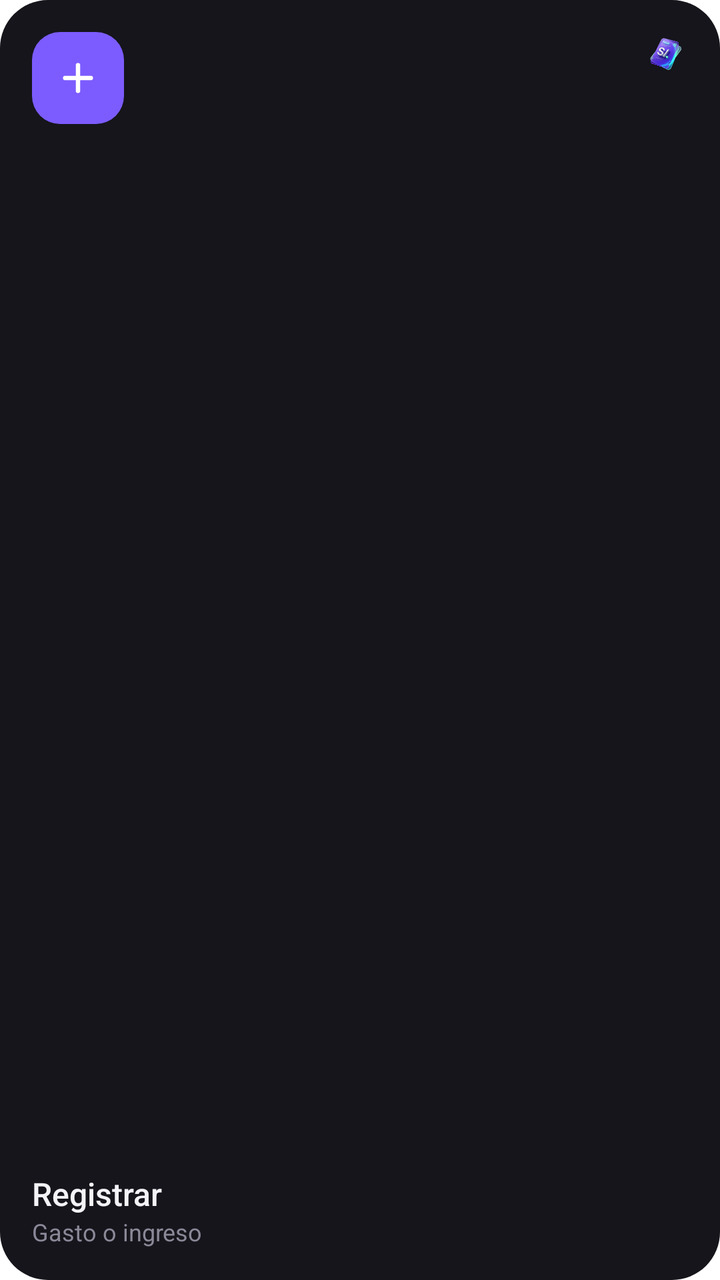
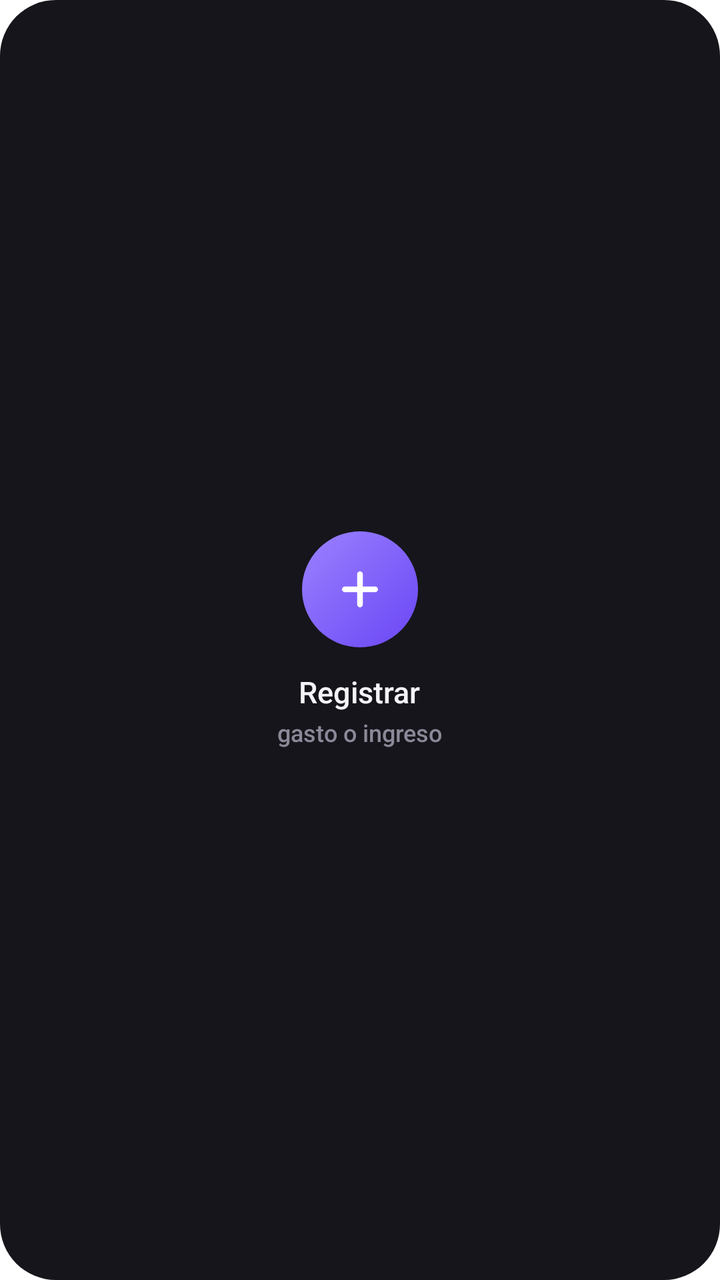

Screens rendered from an Android XML layout before and after an edit, with the pre-edit source and the edit as a unified diff.
<!-- AndroidManifest.xml: fallback theme Theme.MaterialComponents.DayNight.NoActionBar -->
<!-- res/layout/widget_quick_add_small.xml -->
<?xml version="1.0" encoding="utf-8"?>
<FrameLayout xmlns:android="http://schemas.android.com/apk/res/android"
    android:id="@+id/root"
    android:layout_width="match_parent"
    android:layout_height="match_parent"
    android:background="@drawable/widget_bg_card"
    android:padding="16dp">

    <ImageView
        android:layout_width="22dp"
        android:layout_height="22dp"
        android:layout_gravity="top|end"
        android:importantForAccessibility="no"
        android:src="@drawable/widget_logo" />

    <LinearLayout
        android:layout_width="match_parent"
        android:layout_height="match_parent"
        android:orientation="vertical">

        <FrameLayout
            android:layout_width="46dp"
            android:layout_height="46dp"
            android:background="@drawable/widget_bg_plus">

            <ImageView
                android:layout_width="22dp"
                android:layout_height="22dp"
                android:layout_gravity="center"
                android:importantForAccessibility="no"
                android:src="@drawable/widget_ic_plus" />
        </FrameLayout>

        <FrameLayout
            android:layout_width="match_parent"
            android:layout_height="0dp"
            android:layout_weight="1" />

        <TextView
            android:layout_width="wrap_content"
            android:layout_height="wrap_content"
            android:fontFamily="sans-serif-medium"
            android:text="Registrar"
            android:textColor="@color/widget_ink"
            android:textSize="16sp" />

        <TextView
            android:layout_width="wrap_content"
            android:layout_height="wrap_content"
            android:text="Gasto o ingreso"
            android:textColor="@color/widget_ink2"
            android:textSize="12sp" />
    </LinearLayout>
</FrameLayout>
<!-- resources referenced by this layout -->
<resources>
  <color name="widget_ink">#FFF4F3F7</color>
  <color name="widget_ink2">#FF8B8898</color>
  <!-- drawable widget_bg_card (drawable) -->
  <?xml version="1.0" encoding="utf-8"?>
  <shape xmlns:android="http://schemas.android.com/apk/res/android" android:shape="rectangle">
      <solid android:color="@color/widget_card" />
      <corners android:radius="24dp" />
  </shape>
  <!-- drawable widget_bg_plus (drawable) -->
  <?xml version="1.0" encoding="utf-8"?>
  <shape xmlns:android="http://schemas.android.com/apk/res/android" android:shape="rectangle">
      <solid android:color="@color/widget_acc" />
      <corners android:radius="14dp" />
  </shape>
  <!-- drawable widget_ic_plus (drawable) -->
  <?xml version="1.0" encoding="utf-8"?>
  <vector xmlns:android="http://schemas.android.com/apk/res/android"
      android:width="24dp"
      android:height="24dp"
      android:viewportWidth="24"
      android:viewportHeight="24">
      <path
          android:pathData="M12,5v14M5,12h14"
          android:strokeWidth="2.4"
          android:strokeColor="#FFFFFFFF"
          android:strokeLineCap="round"
          android:strokeLineJoin="round" />
  </vector>
  <!-- drawable widget_logo: png bitmap (drawable-nodpi, 20505 bytes) -->
  <color name="widget_card">#FF15151B</color>
  <color name="widget_acc">#FF7C5CFF</color>
</resources>

<!-- the commit's change to res/layout/widget_quick_add_small.xml (unified diff, before → after) -->
@@ -1,54 +1,41 @@
 <?xml version="1.0" encoding="utf-8"?>
-<FrameLayout xmlns:android="http://schemas.android.com/apk/res/android"
-    android:id="@+id/root"
+<LinearLayout xmlns:android="http://schemas.android.com/apk/res/android"
+    android:id="@android:id/background"
     android:layout_width="match_parent"
     android:layout_height="match_parent"
     android:background="@drawable/widget_bg_card"
+    android:gravity="center"
+    android:orientation="vertical"
     android:padding="16dp">
 
-    <ImageView
-        android:layout_width="22dp"
-        android:layout_height="22dp"
-        android:layout_gravity="top|end"
-        android:importantForAccessibility="no"
-        android:src="@drawable/widget_logo" />
+    <FrameLayout
+        android:layout_width="58dp"
+        android:layout_height="58dp"
+        android:background="@drawable/widget_bg_plus">
 
-    <LinearLayout
-        android:layout_width="match_parent"
-        android:layout_height="match_parent"
-        android:orientation="vertical">
+        <ImageView
+            android:layout_width="26dp"
+            android:layout_height="26dp"
+            android:layout_gravity="center"
+            android:importantForAccessibility="no"
+            android:src="@drawable/widget_ic_plus" />
+    </FrameLayout>
 
-        <FrameLayout
-            android:layout_width="46dp"
-            android:layout_height="46dp"
-            android:background="@drawable/widget_bg_plus">
+    <TextView
+        android:layout_width="wrap_content"
+        android:layout_height="wrap_content"
+        android:layout_marginTop="12dp"
+        android:fontFamily="sans-serif-medium"
+        android:text="Registrar"
+        android:textColor="@color/widget_ink"
+        android:textSize="15sp" />
 
-            <ImageView
-                android:layout_width="22dp"
-                android:layout_height="22dp"
-                android:layout_gravity="center"
-                android:importantForAccessibility="no"
-                android:src="@drawable/widget_ic_plus" />
-        </FrameLayout>
-
-        <FrameLayout
-            android:layout_width="match_parent"
-            android:layout_height="0dp"
-            android:layout_weight="1" />
-
-        <TextView
-            android:layout_width="wrap_content"
-            android:layout_height="wrap_content"
-            android:fontFamily="sans-serif-medium"
-            android:text="Registrar"
-            android:textColor="@color/widget_ink"
-            android:textSize="16sp" />
-
-        <TextView
-            android:layout_width="wrap_content"
-            android:layout_height="wrap_content"
-            android:text="Gasto o ingreso"
-            android:textColor="@color/widget_ink2"
-            android:textSize="12sp" />
-    </LinearLayout>
-</FrameLayout>
+    <TextView
+        android:layout_width="wrap_content"
+        android:layout_height="wrap_content"
+        android:layout_marginTop="2dp"
+        android:fontFamily="sans-serif-medium"
+        android:text="gasto o ingreso"
+        android:textColor="@color/widget_ink2"
+        android:textSize="12sp" />
+</LinearLayout>
<!-- resource entries referenced after the edit -->
@@ -6,13 +6,16 @@
   <?xml version="1.0" encoding="utf-8"?>
   <shape xmlns:android="http://schemas.android.com/apk/res/android" android:shape="rectangle">
       <solid android:color="@color/widget_card" />
-      <corners android:radius="24dp" />
+      <corners android:radius="@dimen/widget_radius" />
   </shape>
   <!-- drawable widget_bg_plus (drawable) -->
   <?xml version="1.0" encoding="utf-8"?>
-  <shape xmlns:android="http://schemas.android.com/apk/res/android" android:shape="rectangle">
-      <solid android:color="@color/widget_acc" />
-      <corners android:radius="14dp" />
+  <shape xmlns:android="http://schemas.android.com/apk/res/android" android:shape="oval">
+      <gradient
+          android:angle="315"
+          android:startColor="#FF9B82FF"
+          android:endColor="#FF6A46F5"
+          android:type="linear" />
   </shape>
   <!-- drawable widget_ic_plus (drawable) -->
   <?xml version="1.0" encoding="utf-8"?>
@@ -23,13 +26,12 @@
       android:viewportHeight="24">
       <path
           android:pathData="M12,5v14M5,12h14"
-          android:strokeWidth="2.4"
+          android:strokeWidth="2.6"
           android:strokeColor="#FFFFFFFF"
           android:strokeLineCap="round"
           android:strokeLineJoin="round" />
   </vector>
-  <!-- drawable widget_logo: png bitmap (drawable-nodpi, 20505 bytes) -->
   <color name="widget_card">#FF15151B</color>
-  <color name="widget_acc">#FF7C5CFF</color>
+  <dimen name="widget_radius">24dp</dimen>
 </resources>
 
